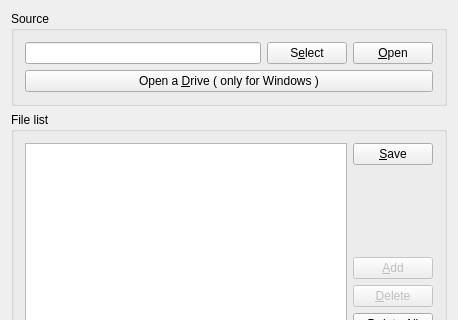
The window that widget.ui (futr/MicomFSReader) describes before a commit, drawn with Qt 5; both pictures show x 0 to 458 and y 0 to 320 of the 458 by 499 pixel window.
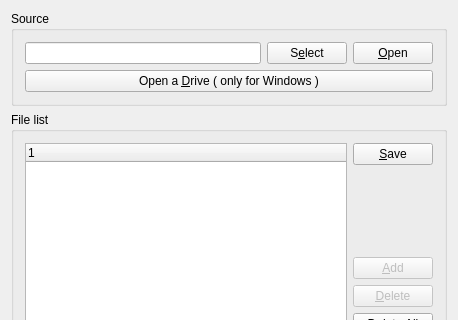
The same window after the commit. Icons and pictures are not drawn.

Commit message: Enable header of file list

What changed in the file:
```diff
--- a/widget.ui
+++ b/widget.ui
@@ -70,7 +70,7 @@
       <item>
        <widget class="QTreeWidget" name="fileListWidget">
         <attribute name="headerVisible">
-         <bool>false</bool>
+         <bool>true</bool>
         </attribute>
         <column>
          <property name="text">
```
